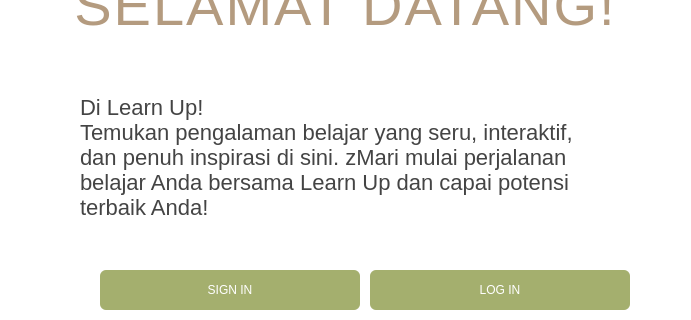
Old version of the form ui/page1.ui in the repository Thisyath/lms-learnup; both pictures show x 290 to 981 and y 100 to 420 of the 1200 by 800 pixel window.
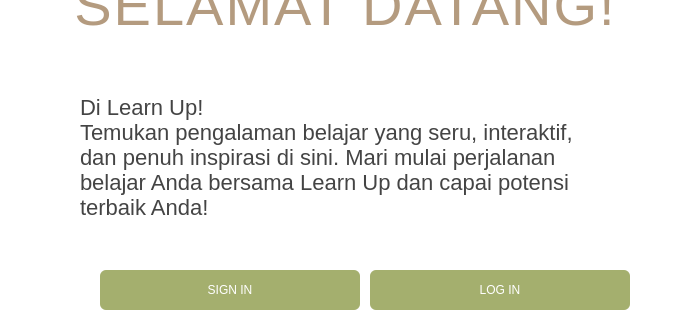
New version of the form.

Commit message: ubah ui dikit

```diff
--- a/ui/page1.ui
+++ b/ui/page1.ui
@@ -213,7 +213,7 @@
    <property name="text">
     <string>
 Di Learn Up!
-Temukan pengalaman belajar yang seru, interaktif, dan penuh inspirasi di sini. zMari mulai perjalanan belajar Anda bersama Learn Up dan capai potensi terbaik Anda!</string>
+Temukan pengalaman belajar yang seru, interaktif, dan penuh inspirasi di sini. Mari mulai perjalanan belajar Anda bersama Learn Up dan capai potensi terbaik Anda!</string>
    </property>
    <property name="alignment">
     <set>Qt::AlignLeading|Qt::AlignLeft|Qt::AlignTop</set>
```
The commit also changes 5 other files.
